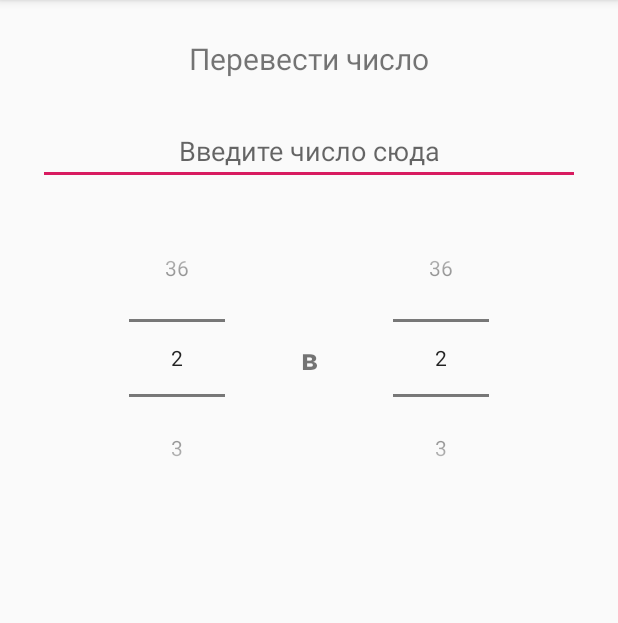
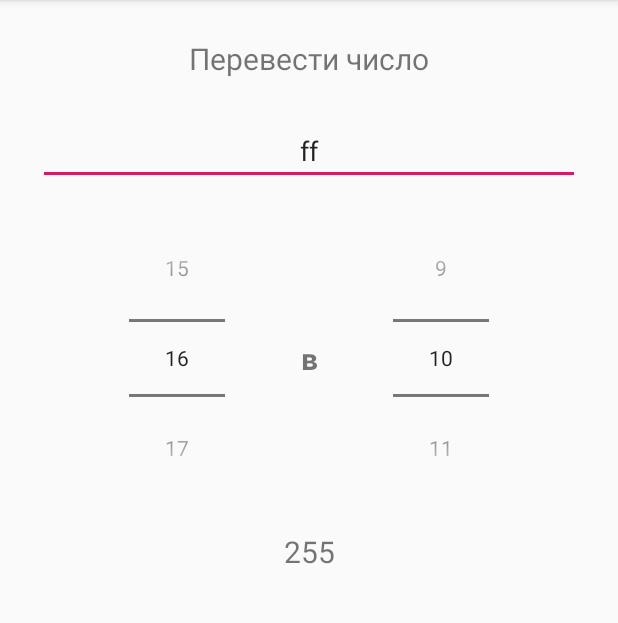
Before and after one commit to AlmostAndroidDeveloper/Android-dump, an Android app: the screen it shows after launch (MainActivity), on a phone screen of 412 x 824 dp, the part 84-707 px from its top. Run offline under Robolectric (Android 15) with nearby library versions, the phone set to English and light mode, and no system bars.

Commit message:
added scroll

```diff
--- a/ScaleCalc/ScaleCalc/app/src/main/java/com/example/scalecalc/MainActivity.java
+++ b/ScaleCalc/ScaleCalc/app/src/main/java/com/example/scalecalc/MainActivity.java
@@ -38,18 +38,17 @@ TextView resultText;
         });
     }
 
-
     private void setListenersForChange() {
         from.setOnValueChangedListener(new NumberPicker.OnValueChangeListener() {
             @Override
             public void onValueChange(NumberPicker picker, int oldVal, int newVal) {
-                resultText.setText(Converter.calculate(input.getText().toString(), from.getValue(), to.getValue()));
+                calculateResult();
             }
         });
         to.setOnValueChangedListener(new NumberPicker.OnValueChangeListener() {
             @Override
             public void onValueChange(NumberPicker picker, int oldVal, int newVal) {
-                resultText.setText(Converter.calculate(input.getText().toString(), from.getValue(), to.getValue()));
+                calculateResult();
             }
         });
         input.addTextChangedListener(new TextWatcher() {
@@ -60,7 +59,7 @@ TextView resultText;
 
             @Override
             public void onTextChanged(CharSequence s, int start, int before, int count) {
-                resultText.setText(Converter.calculate(input.getText().toString(), from.getValue(), to.getValue()));
+                calculateResult();
             }
 
             @Override
@@ -70,15 +69,23 @@ TextView resultText;
         });
     }
 
+    private void calculateResult() {
+        resultText.setText(Converter.calculate(input.getText().toString(), from.getValue(), to.getValue()));
+    }
+
     private void initializeComponents() {
         from = findViewById(R.id.from_pick);
         from.setMinValue(2);
-        from.setMaxValue(36);
+        from.setMaxValue(41);
+        from.setValue(16);
         to = findViewById(R.id.to_pick);
         to.setMinValue(2);
-        to.setMaxValue(36);
+        to.setMaxValue(41);
+        to.setValue(10);
         input = findViewById(R.id.edit_number);
+        input.setText("ff");
         resultText = findViewById(R.id.result_txt);
+        calculateResult();
     }
 
 }
--- a/ScaleCalc/ScaleCalc/app/src/main/res/layout/activity_main.xml
+++ b/ScaleCalc/ScaleCalc/app/src/main/res/layout/activity_main.xml
@@ -1,7 +1,13 @@
 <?xml version="1.0" encoding="utf-8"?>
-<android.support.constraint.ConstraintLayout xmlns:android="http://schemas.android.com/apk/res/android"
+<ScrollView
+    xmlns:android="http://schemas.android.com/apk/res/android"
     xmlns:app="http://schemas.android.com/apk/res-auto"
     xmlns:tools="http://schemas.android.com/tools"
+    android:layout_width="match_parent"
+    android:layout_height="match_parent">
+
+    <android.support.constraint.ConstraintLayout xmlns:android="http://schemas.android.com/apk/res/android"
+
         android:layout_width="match_parent"
         android:layout_height="match_parent"
         tools:context=".MainActivity">
@@ -10,9 +16,9 @@
             android:id="@+id/txt"
             android:layout_width="wrap_content"
             android:layout_height="wrap_content"
+            android:layout_margin="25dp"
             android:text="Перевести число"
             android:textSize="20sp"
-        android:layout_margin="25dp"
             app:layout_constraintLeft_toLeftOf="parent"
             app:layout_constraintRight_toRightOf="parent"
             app:layout_constraintTop_toTopOf="parent" />
@@ -21,53 +27,50 @@
             android:id="@+id/edit_number"
             android:layout_width="match_parent"
             android:layout_height="wrap_content"
+            android:layout_margin="25dp"
+            android:gravity="center"
+            android:hint="Введите число сюда"
             android:maxLines="1"
-        android:hint="Введите число сюда"
-        android:gravity="center"
-        app:layout_constraintTop_toBottomOf="@id/txt"
-        android:layout_margin="25dp"/>
+            app:layout_constraintTop_toBottomOf="@id/txt" />
 
         <NumberPicker
             android:id="@+id/from_pick"
             android:layout_width="wrap_content"
             android:layout_height="wrap_content"
+            android:layout_margin="25dp"
             app:layout_constraintLeft_toLeftOf="parent"
             app:layout_constraintRight_toLeftOf="@id/to_pick"
-        app:layout_constraintTop_toBottomOf="@id/edit_number"
-        android:layout_margin="25dp"
-        />
+            app:layout_constraintTop_toBottomOf="@id/edit_number" />
 
         <TextView
             android:layout_width="wrap_content"
             android:layout_height="wrap_content"
+            android:text="в"
             android:textSize="20sp"
-        android:text="в"
             android:textStyle="bold"
+            app:layout_constraintBottom_toBottomOf="@id/from_pick"
+            app:layout_constraintLeft_toRightOf="@id/from_pick"
             app:layout_constraintRight_toLeftOf="@id/to_pick"
-        app:layout_constraintLeft_toRightOf="@id/from_pick"
-        app:layout_constraintTop_toTopOf="@id/from_pick"
-        app:layout_constraintBottom_toBottomOf="@id/from_pick"/>
+            app:layout_constraintTop_toTopOf="@id/from_pick" />
 
         <NumberPicker
             android:id="@+id/to_pick"
             android:layout_width="wrap_content"
             android:layout_height="wrap_content"
+            android:layout_margin="25dp"
+            app:layout_constraintLeft_toRightOf="@id/from_pick"
             app:layout_constraintRight_toRightOf="parent"
-        app:layout_constraintLeft_toRightOf="@id/from_pick"
-        app:layout_constraintTop_toBottomOf="@id/edit_number"
-        android:layout_margin="25dp"
-        />
+            app:layout_constraintTop_toBottomOf="@id/edit_number" />
 
         <TextView
             android:id="@+id/result_txt"
             android:layout_width="match_parent"
             android:layout_height="wrap_content"
-        app:layout_constraintTop_toBottomOf="@id/from_pick"
+            android:layout_margin="25dp"
+            android:gravity="center"
             android:textSize="20sp"
-        android:layout_margin="25dp"
-        android:gravity="center"/>
-
-
+            app:layout_constraintTop_toBottomOf="@id/from_pick" />
 
 
     </android.support.constraint.ConstraintLayout>
+</ScrollView>
```
Lines whose indentation alone changed are shown as unchanged.
